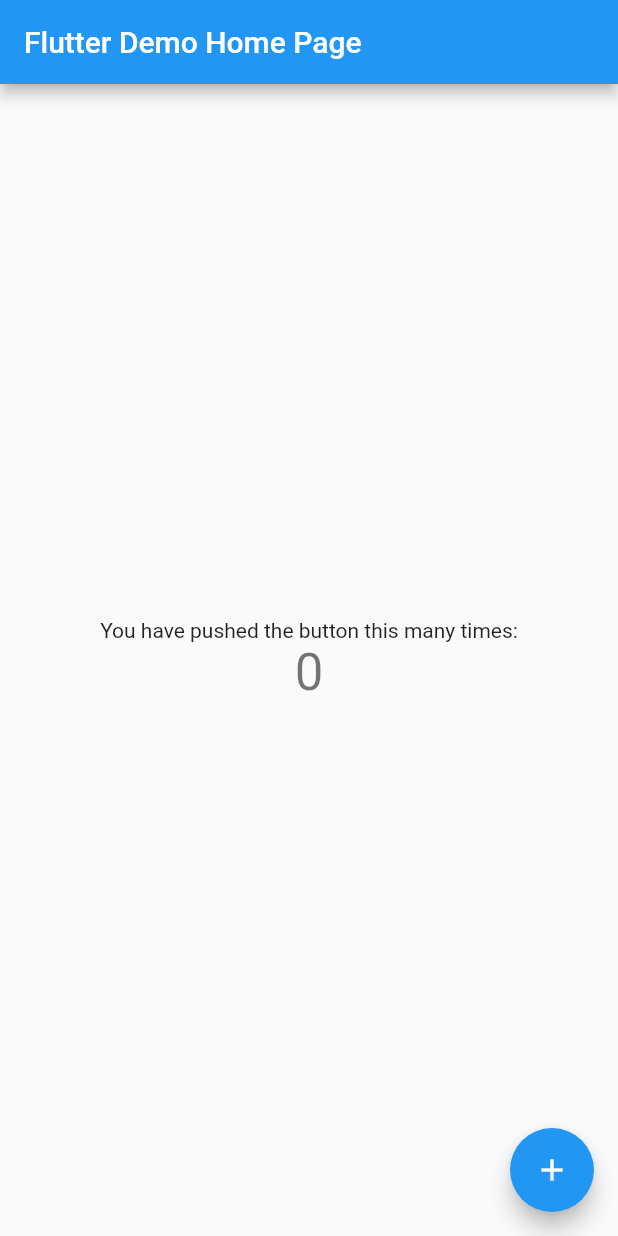
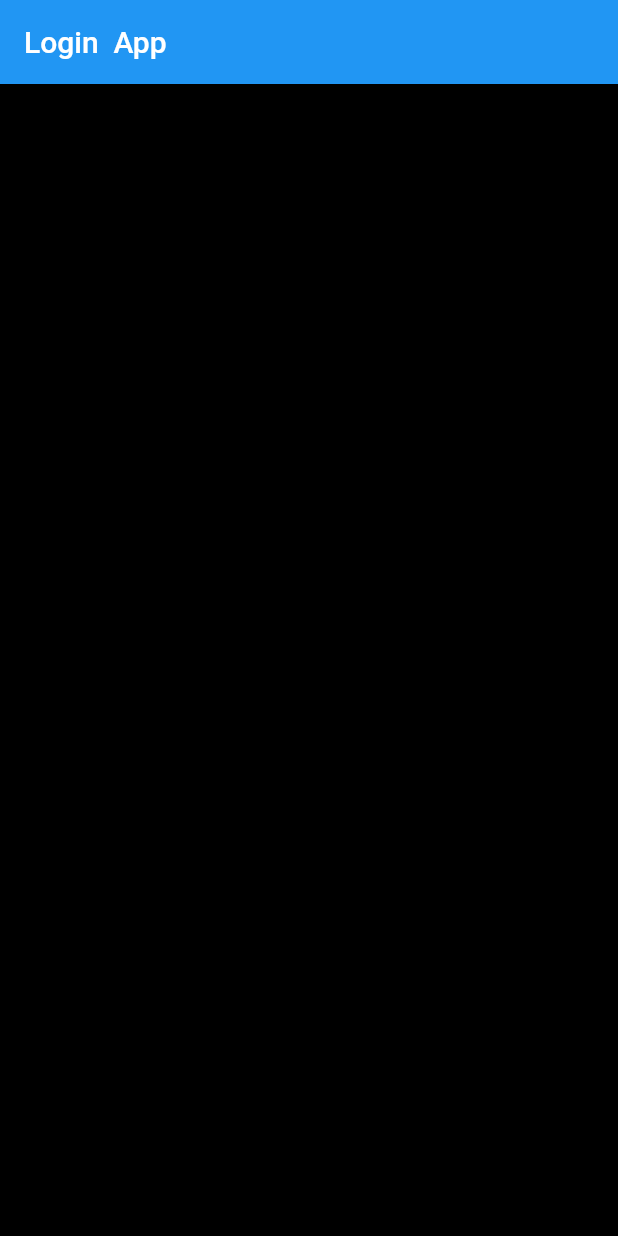
Before and after one commit to Mohammad-Haseeb/Flutter-Practice, a Flutter app: the screen it shows after launch, on a phone screen of 412 x 824 dp. Run offline on Flutter 3.47's test engine with Material 2 defaults, Android fonts, the phone set to English and light mode, and no system bars.

Commit message:
dummy login added

```diff
--- a/dummy_login_panel/lib/main.dart
+++ b/dummy_login_panel/lib/main.dart
@@ -1,115 +1,20 @@
 import 'package:flutter/material.dart';
 
 void main() {
-  runApp(const MyApp());
+  runApp(MaterialApp(
+      home: Scaffold(
+    backgroundColor: Colors.black,
+    appBar: AppBar(
+      title: const Text("Login  App"),
+    ),
+  )));
 }
 
 class MyApp extends StatelessWidget {
   const MyApp({Key? key}) : super(key: key);
 
-  // This widget is the root of your application.
   @override
   Widget build(BuildContext context) {
-    return MaterialApp(
-      title: 'Flutter Demo',
-      theme: ThemeData(
-        // This is the theme of your application.
-        //
-        // Try running your application with "flutter run". You'll see the
-        // application has a blue toolbar. Then, without quitting the app, try
-        // changing the primarySwatch below to Colors.green and then invoke
-        // "hot reload" (press "r" in the console where you ran "flutter run",
-        // or simply save your changes to "hot reload" in a Flutter IDE).
-        // Notice that the counter didn't reset back to zero; the application
-        // is not restarted.
-        primarySwatch: Colors.blue,
-      ),
-      home: const MyHomePage(title: 'Flutter Demo Home Page'),
-    );
+    return Container();
   }
 }
-
-class MyHomePage extends StatefulWidget {
-  const MyHomePage({Key? key, required this.title}) : super(key: key);
-
-  // This widget is the home page of your application. It is stateful, meaning
-  // that it has a State object (defined below) that contains fields that affect
-  // how it looks.
-
-  // This class is the configuration for the state. It holds the values (in this
-  // case the title) provided by the parent (in this case the App widget) and
-  // used by the build method of the State. Fields in a Widget subclass are
-  // always marked "final".
-
-  final String title;
-
-  @override
-  State<MyHomePage> createState() => _MyHomePageState();
-}
-
-class _MyHomePageState extends State<MyHomePage> {
-  int _counter = 0;
-
-  void _incrementCounter() {
-    setState(() {
-      // This call to setState tells the Flutter framework that something has
-      // changed in this State, which causes it to rerun the build method below
-      // so that the display can reflect the updated values. If we changed
-      // _counter without calling setState(), then the build method would not be
-      // called again, and so nothing would appear to happen.
-      _counter++;
-    });
-  }
-
-  @override
-  Widget build(BuildContext context) {
-    // This method is rerun every time setState is called, for instance as done
-    // by the _incrementCounter method above.
-    //
-    // The Flutter framework has been optimized to make rerunning build methods
-    // fast, so that you can just rebuild anything that needs updating rather
-    // than having to individually change instances of widgets.
-    return Scaffold(
-      appBar: AppBar(
-        // Here we take the value from the MyHomePage object that was created by
-        // the App.build method, and use it to set our appbar title.
-        title: Text(widget.title),
-      ),
-      body: Center(
-        // Center is a layout widget. It takes a single child and positions it
-        // in the middle of the parent.
-        child: Column(
-          // Column is also a layout widget. It takes a list of children and
-          // arranges them vertically. By default, it sizes itself to fit its
-          // children horizontally, and tries to be as tall as its parent.
-          //
-          // Invoke "debug painting" (press "p" in the console, choose the
-          // "Toggle Debug Paint" action from the Flutter Inspector in Android
-          // Studio, or the "Toggle Debug Paint" command in Visual Studio Code)
-          // to see the wireframe for each widget.
-          //
-          // Column has various properties to control how it sizes itself and
-          // how it positions its children. Here we use mainAxisAlignment to
-          // center the children vertically; the main axis here is the vertical
-          // axis because Columns are vertical (the cross axis would be
-          // horizontal).
-          mainAxisAlignment: MainAxisAlignment.center,
-          children: <Widget>[
-            const Text(
-              'You have pushed the button this many times:',
-            ),
-            Text(
-              '$_counter',
-              style: Theme.of(context).textTheme.headline4,
-            ),
-          ],
-        ),
-      ),
-      floatingActionButton: FloatingActionButton(
-        onPressed: _incrementCounter,
-        tooltip: 'Increment',
-        child: const Icon(Icons.add),
-      ), // This trailing comma makes auto-formatting nicer for build methods.
-    );
-  }
-}
```
